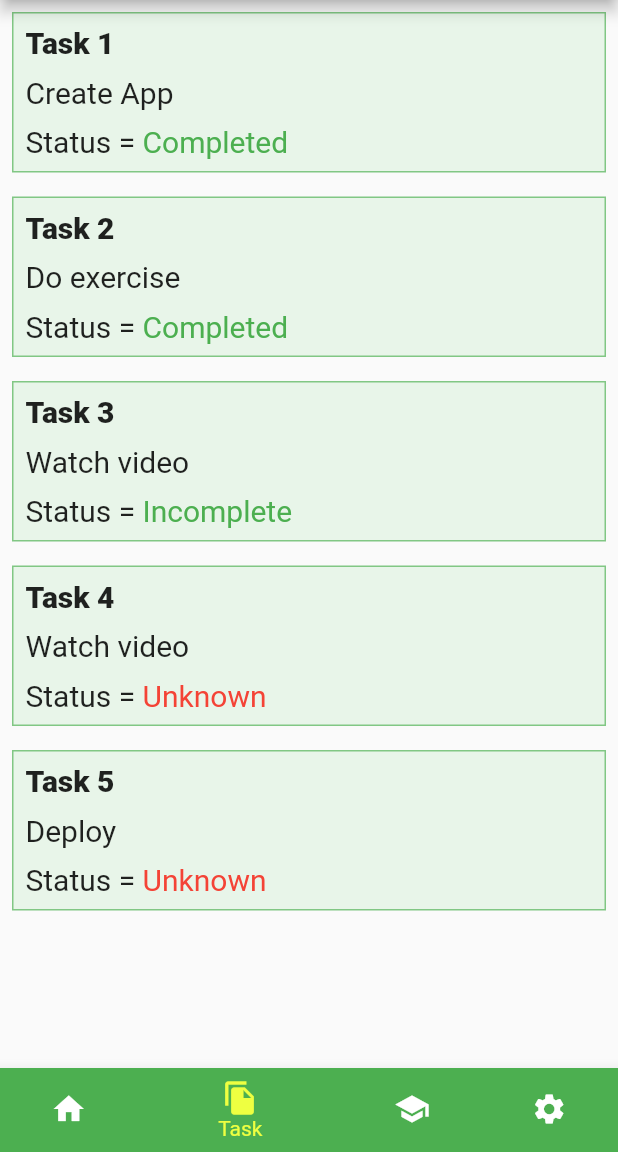
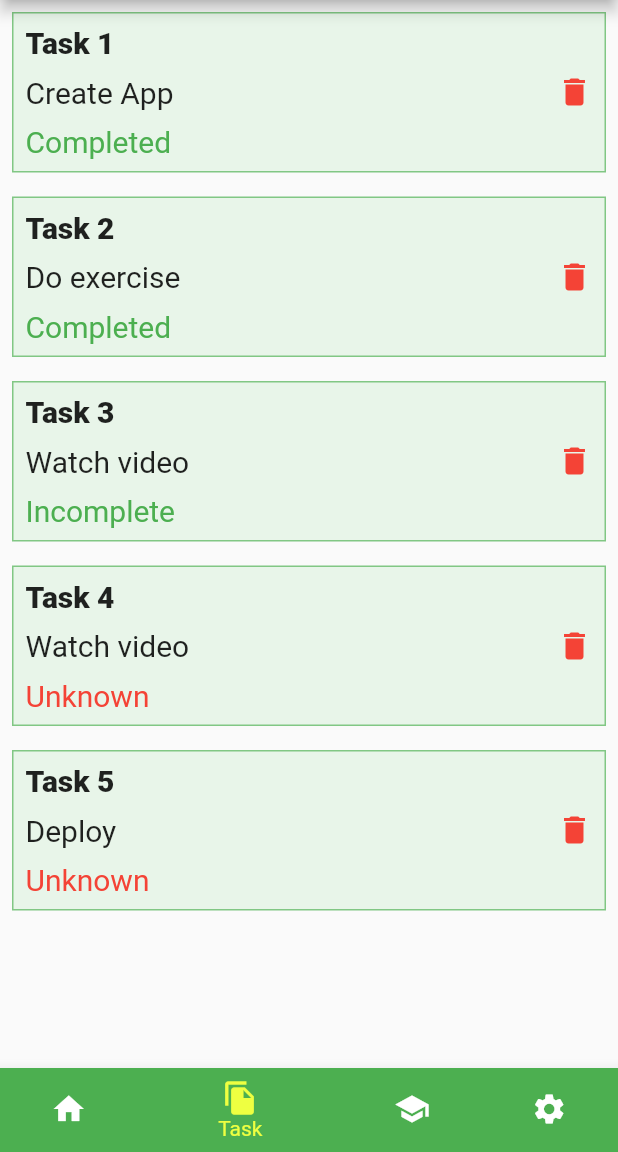
Before and after one commit to tomyamGTX/flutter_note, a Flutter app: the screen it shows after launch, item 2 of the bottom bar chosen, on a phone screen of 412 x 824 dp, the part 84-1236 px from its top. Run offline on Flutter 3.47's test engine with Material 2 defaults, Android fonts, the phone set to English and light mode, and no system bars.

Commit message:
latest commit

```diff
--- a/lib/screen/task.screen.dart
+++ b/lib/screen/task.screen.dart
@@ -92,6 +92,9 @@ class TaskContainer extends StatelessWidget {
           border: Border.all(color: Colors.green.shade300),
         ),
         padding: const EdgeInsets.all(8.0),
+        child: Row(
+          children: [
+            Expanded(
               child: Column(
                 crossAxisAlignment: CrossAxisAlignment.start,
                 children: [
@@ -109,12 +112,6 @@ class TaskContainer extends StatelessWidget {
                   SizedBox(
                     height: 10,
                   ),
-            Row(
-              children: [
-                Text(
-                  'Status = ',
-                  style: TextStyle(fontSize: 20),
-                ),
                   if(status!=null)
                   Text(
                     status,
@@ -126,6 +123,8 @@ class TaskContainer extends StatelessWidget {
                   ),
                 ],
               ),
+            ),
+            Icon(Icons.delete,color: Colors.red,),
           ],
         ),
       ),
```
Also changed, not shown: lib/screen/student,screen.dart (+17 -7 lines). Lines whose indentation alone changed are shown as unchanged.
